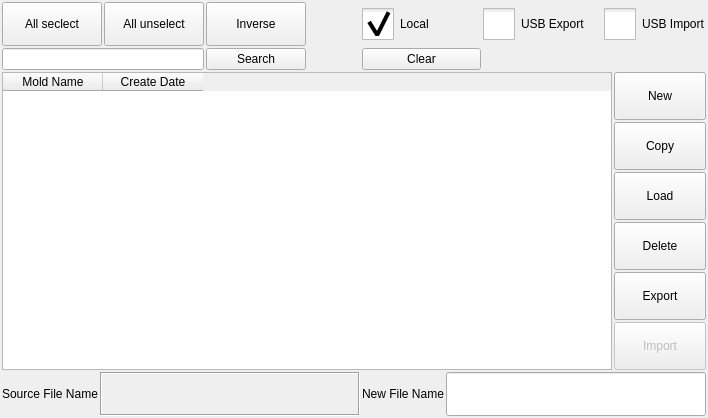
Before: the Qt Designer form function_settings/moldinformation.ui in dongdong-2009/3-5AxisRobot, drawn with Qt 5.
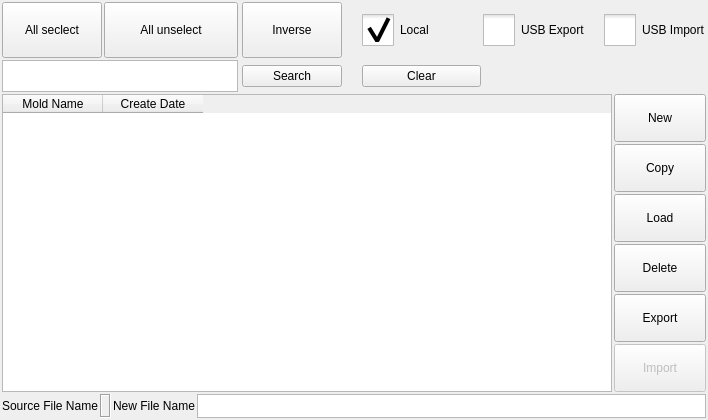
After: the same form once the commit is applied. Icons and pictures are not drawn. Custom widgets are drawn as their Qt base class.

```diff
--- a/function_settings/moldinformation.ui
+++ b/function_settings/moldinformation.ui
@@ -7,7 +7,7 @@
     <x>0</x>
     <y>0</y>
     <width>708</width>
-    <height>418</height>
+    <height>420</height>
    </rect>
   </property>
   <property name="minimumSize">
@@ -72,7 +72,7 @@
    <property name="spacing">
     <number>2</number>
    </property>
-   <item row="0" column="2">
+   <item row="0" column="3">
     <widget class="QToolButton" name="InverseToolButton">
      <property name="sizePolicy">
       <sizepolicy hsizetype="Minimum" vsizetype="Preferred">
@@ -100,58 +100,25 @@
      </property>
     </widget>
    </item>
-   <item row="0" column="5">
-    <widget class="QCheckBox" name="exportCheckBox">
-     <property name="sizePolicy">
-      <sizepolicy hsizetype="Fixed" vsizetype="Preferred">
-       <horstretch>0</horstretch>
-       <verstretch>0</verstretch>
-      </sizepolicy>
-     </property>
-     <property name="minimumSize">
-      <size>
-       <width>119</width>
-       <height>0</height>
-      </size>
-     </property>
-     <property name="layoutDirection">
-      <enum>Qt::LeftToRight</enum>
-     </property>
+   <item row="1" column="3">
+    <widget class="QPushButton" name="searchBtn">
      <property name="text">
-      <string>USB Export</string>
+      <string>Search</string>
      </property>
-     <property name="checked">
-      <bool>false</bool>
-     </property>
-     <attribute name="buttonGroup">
-      <string notr="true">buttonGroup</string>
-     </attribute>
     </widget>
    </item>
-   <item row="0" column="6">
-    <widget class="QCheckBox" name="importCheckBox">
-     <property name="sizePolicy">
-      <sizepolicy hsizetype="Fixed" vsizetype="Preferred">
-       <horstretch>0</horstretch>
-       <verstretch>0</verstretch>
-      </sizepolicy>
+   <item row="0" column="4">
+    <spacer name="horizontalSpacer">
+     <property name="orientation">
+      <enum>Qt::Horizontal</enum>
      </property>
-     <property name="minimumSize">
+     <property name="sizeHint" stdset="0">
       <size>
-       <width>0</width>
-       <height>0</height>
+       <width>35</width>
+       <height>20</height>
       </size>
      </property>
-     <property name="layoutDirection">
-      <enum>Qt::LeftToRight</enum>
-     </property>
-     <property name="text">
-      <string>USB Import</string>
-     </property>
-     <attribute name="buttonGroup">
-      <string notr="true">buttonGroup</string>
-     </attribute>
-    </widget>
+    </spacer>
    </item>
    <item row="0" column="1">
     <widget class="QToolButton" name="unselectToolButton">
@@ -181,35 +148,7 @@
      </property>
     </widget>
    </item>
-   <item row="0" column="0">
-    <widget class="QToolButton" name="allToolButton">
-     <property name="sizePolicy">
-      <sizepolicy hsizetype="Fixed" vsizetype="Preferred">
-       <horstretch>0</horstretch>
-       <verstretch>0</verstretch>
-      </sizepolicy>
-     </property>
-     <property name="minimumSize">
-      <size>
-       <width>100</width>
-       <height>0</height>
-      </size>
-     </property>
-     <property name="layoutDirection">
-      <enum>Qt::LeftToRight</enum>
-     </property>
-     <property name="text">
-      <string>All seclect</string>
-     </property>
-     <property name="checkable">
-      <bool>false</bool>
-     </property>
-     <property name="checked">
-      <bool>false</bool>
-     </property>
-    </widget>
-   </item>
-   <item row="3" column="0" colspan="7">
+   <item row="3" column="0" colspan="8">
     <layout class="QHBoxLayout" name="horizontalLayout_2">
      <item>
       <widget class="QLabel" name="label">
@@ -272,21 +211,37 @@
       </widget>
      </item>
      <item>
-      <widget class="ICLineEditWithVirtualKeyboard" name="destinationFileLineEdit">
+      <widget class="ICPlainTextEdit" name="destinationFileLineEdit">
        <property name="sizePolicy">
-        <sizepolicy hsizetype="Preferred" vsizetype="Preferred">
+        <sizepolicy hsizetype="Expanding" vsizetype="Fixed">
          <horstretch>0</horstretch>
          <verstretch>0</verstretch>
         </sizepolicy>
        </property>
-       <property name="focusPolicy">
-        <enum>Qt::TabFocus</enum>
+       <property name="maximumSize">
+        <size>
+         <width>16777215</width>
+         <height>24</height>
+        </size>
+       </property>
+       <property name="verticalScrollBarPolicy">
+        <enum>Qt::ScrollBarAlwaysOff</enum>
+       </property>
+       <property name="horizontalScrollBarPolicy">
+        <enum>Qt::ScrollBarAlwaysOff</enum>
        </property>
       </widget>
      </item>
     </layout>
    </item>
-   <item row="0" column="4">
+   <item row="1" column="5">
+    <widget class="QPushButton" name="clearBtn">
+     <property name="text">
+      <string>Clear</string>
+     </property>
+    </widget>
+   </item>
+   <item row="0" column="5">
     <widget class="QCheckBox" name="localBox">
      <property name="sizePolicy">
       <sizepolicy hsizetype="Fixed" vsizetype="Preferred">
@@ -314,7 +269,63 @@
      </attribute>
     </widget>
    </item>
-   <item row="2" column="0" colspan="7">
+   <item row="0" column="0">
+    <widget class="QToolButton" name="allToolButton">
+     <property name="sizePolicy">
+      <sizepolicy hsizetype="Fixed" vsizetype="Preferred">
+       <horstretch>0</horstretch>
+       <verstretch>0</verstretch>
+      </sizepolicy>
+     </property>
+     <property name="minimumSize">
+      <size>
+       <width>100</width>
+       <height>0</height>
+      </size>
+     </property>
+     <property name="layoutDirection">
+      <enum>Qt::LeftToRight</enum>
+     </property>
+     <property name="text">
+      <string>All seclect</string>
+     </property>
+     <property name="checkable">
+      <bool>false</bool>
+     </property>
+     <property name="checked">
+      <bool>false</bool>
+     </property>
+    </widget>
+   </item>
+   <item row="0" column="6">
+    <widget class="QCheckBox" name="exportCheckBox">
+     <property name="sizePolicy">
+      <sizepolicy hsizetype="Fixed" vsizetype="Preferred">
+       <horstretch>0</horstretch>
+       <verstretch>0</verstretch>
+      </sizepolicy>
+     </property>
+     <property name="minimumSize">
+      <size>
+       <width>119</width>
+       <height>0</height>
+      </size>
+     </property>
+     <property name="layoutDirection">
+      <enum>Qt::LeftToRight</enum>
+     </property>
+     <property name="text">
+      <string>USB Export</string>
+     </property>
+     <property name="checked">
+      <bool>false</bool>
+     </property>
+     <attribute name="buttonGroup">
+      <string notr="true">buttonGroup</string>
+     </attribute>
+    </widget>
+   </item>
+   <item row="2" column="0" colspan="8">
     <layout class="QHBoxLayout" name="horizontalLayout_3">
      <item>
       <widget class="ICTableWidget" name="informationTableWidget">
@@ -516,33 +527,47 @@
      </item>
     </layout>
    </item>
-   <item row="0" column="3">
-    <spacer name="horizontalSpacer">
-     <property name="orientation">
-      <enum>Qt::Horizontal</enum>
+   <item row="0" column="7">
+    <widget class="QCheckBox" name="importCheckBox">
+     <property name="sizePolicy">
+      <sizepolicy hsizetype="Fixed" vsizetype="Preferred">
+       <horstretch>0</horstretch>
+       <verstretch>0</verstretch>
+      </sizepolicy>
      </property>
-     <property name="sizeHint" stdset="0">
+     <property name="minimumSize">
       <size>
-       <width>35</width>
-       <height>20</height>
+       <width>0</width>
+       <height>0</height>
       </size>
      </property>
-    </spacer>
-   </item>
-   <item row="1" column="2">
-    <widget class="QPushButton" name="searchBtn">
+     <property name="layoutDirection">
+      <enum>Qt::LeftToRight</enum>
+     </property>
      <property name="text">
-      <string>Search</string>
+      <string>USB Import</string>
      </property>
     </widget>
    </item>
    <item row="1" column="0" colspan="2">
-    <widget class="ICLineEditWithVirtualKeyboard" name="searchContent"/>
-   </item>
-   <item row="1" column="4">
-    <widget class="QPushButton" name="clearBtn">
-     <property name="text">
-      <string>Clear</string>
+    <widget class="ICPlainTextEdit" name="searchContent">
+     <property name="sizePolicy">
+      <sizepolicy hsizetype="Expanding" vsizetype="Fixed">
+       <horstretch>0</horstretch>
+       <verstretch>0</verstretch>
+      </sizepolicy>
+     </property>
+     <property name="maximumSize">
+      <size>
+       <width>16777215</width>
+       <height>32</height>
+      </size>
+     </property>
+     <property name="verticalScrollBarPolicy">
+      <enum>Qt::ScrollBarAlwaysOff</enum>
+     </property>
+     <property name="horizontalScrollBarPolicy">
+      <enum>Qt::ScrollBarAlwaysOff</enum>
      </property>
     </widget>
    </item>
@@ -555,9 +580,9 @@
    <header>ictablewidget.h</header>
   </customwidget>
   <customwidget>
-   <class>ICLineEditWithVirtualKeyboard</class>
-   <extends>QLineEdit</extends>
-   <header>iclineeditwithvirtualkeyboard.h</header>
+   <class>ICPlainTextEdit</class>
+   <extends>QPlainTextEdit</extends>
+   <header>icplaintextedit.h</header>
   </customwidget>
  </customwidgets>
  <resources/>
```
Left out of the diff: 3 changed lines with no effect on the pictures.
